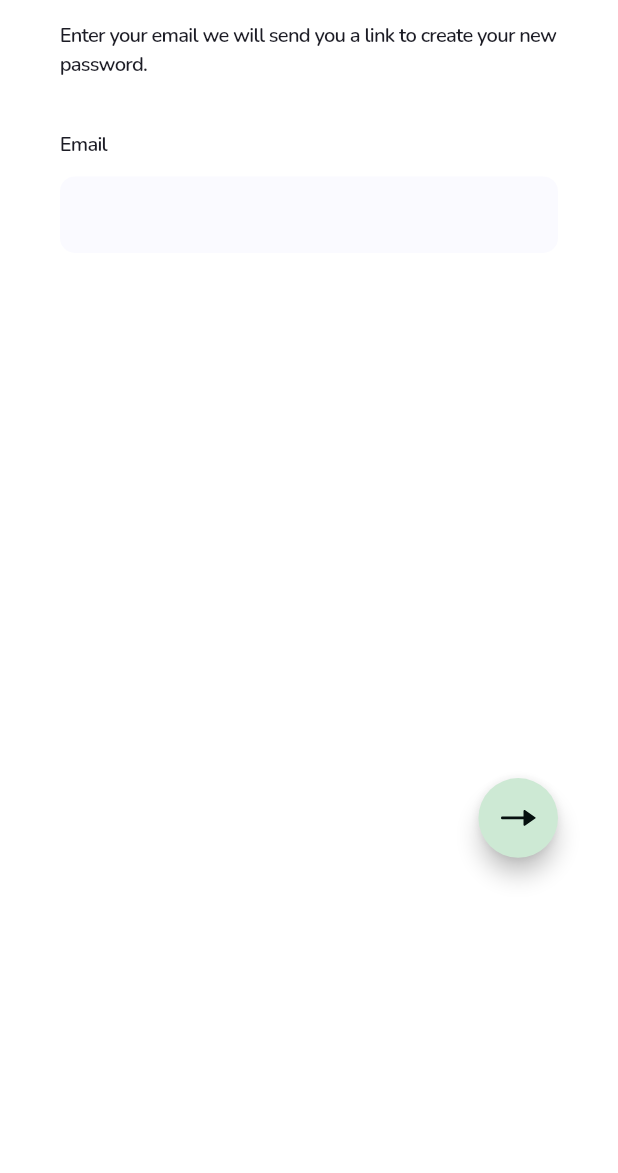
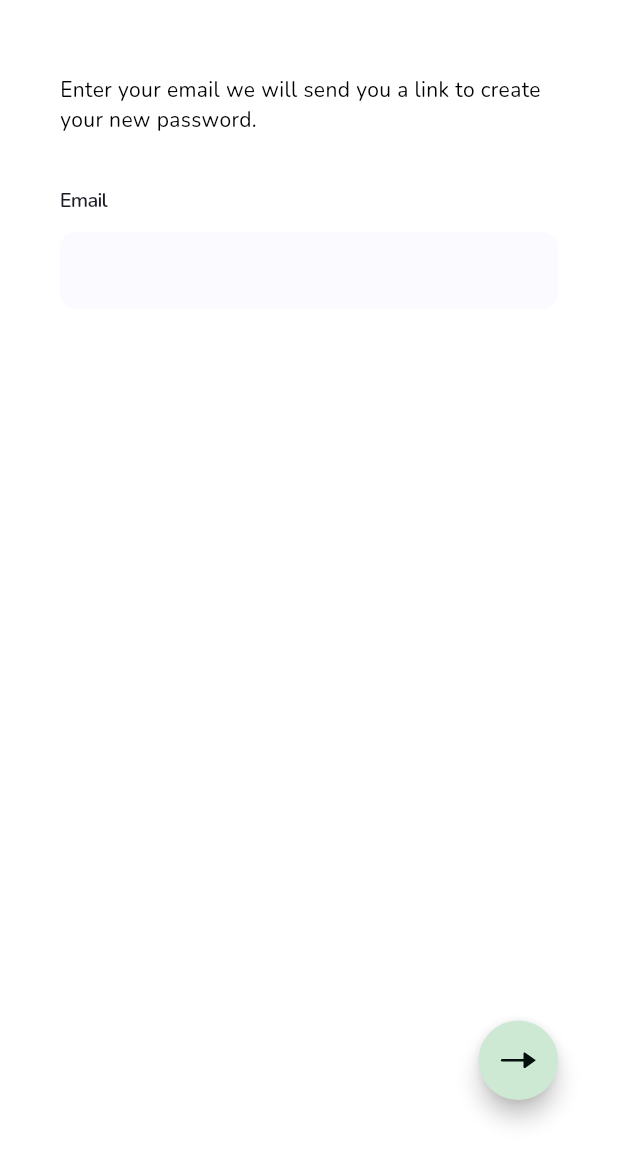
Before and after one commit to htahirov/shop_store, a Flutter app: the ForgotPasswordPage screen opened directly, on a phone screen of 412 x 824 dp, the part 63-1236 px from its top. Run offline on Flutter 3.47's test engine with Material 3 defaults, Android fonts, the phone set to English and light mode, and no system bars; our stand-ins replace flutter_bloc, flutter_screenutil, flutter_svg, get_it.

Commit message:
some issues solved

```diff
--- a/lib/ui/app.dart
+++ b/lib/ui/app.dart
@@ -24,7 +24,7 @@ class MyApp extends StatelessWidget {
           useMaterial3: true,
           scaffoldBackgroundColor: AppColors.white,
         ),
-        home: Pager.forgotPassword,
+        home: Pager.createNewPassword,
       ),
     );
   }
--- a/lib/ui/pages/forgot_password/forgot_password_page.dart
+++ b/lib/ui/pages/forgot_password/forgot_password_page.dart
@@ -2,99 +2,44 @@ import 'package:flutter/material.dart';
 import 'package:flutter_screenutil/flutter_screenutil.dart';
 
 import '../../../utils/constants/app_paddings.dart';
-import '../../../utils/constants/app_text_styles.dart';
 import '../../../utils/constants/app_texts.dart';
-import '../../../utils/helpers/go.dart';
-import '../../../utils/helpers/pager.dart';
-import '../../../utils/validator.dart';
 import '../../widgets/custom_app_bar.dart';
 import '../../widgets/custom_fab_button.dart';
-import '../../widgets/custom_input.dart';
+import 'widgets/inputs/forgot_password_email_input.dart';
 
-class ForgotPasswordPage extends StatefulWidget {
+class ForgotPasswordPage extends StatelessWidget {
   const ForgotPasswordPage({super.key});
-
-  @override
-  State<ForgotPasswordPage> createState() => _ForgotPasswordPageState();
-}
-
-class _ForgotPasswordPageState extends State<ForgotPasswordPage> {
-  final _formKey = GlobalKey<FormState>();
-  final _emailController = TextEditingController();
-
-  @override
-  void dispose() {
-    _emailController.dispose();
-    super.dispose();
-  }
 
   @override
   Widget build(BuildContext context) {
     return Scaffold(
-      appBar: CustomAppBar(
-        title: AppTexts.forgotPassword,
-        onLeadingPressed: () {
-          Go.replace(context, Pager.splash);
-        },
-      ),
-      body: SafeArea(
-        child: SingleChildScrollView(
+      appBar: const CustomAppBar(title: AppTexts.forgotPassword),
+      body: SingleChildScrollView(
+        child: ConstrainedBox(
+          constraints: BoxConstraints(
+            minHeight: 1.sh -
+                kToolbarHeight -
+                ScreenUtil().bottomBarHeight -
+                ScreenUtil().statusBarHeight,
+          ),
           child: IntrinsicHeight(
             child: Padding(
               padding: AppPaddings.h40,
               child: Column(
                 crossAxisAlignment: CrossAxisAlignment.start,
                 children: [
+                  40.verticalSpace,
                   Text(
                     AppTexts.forgotPasswordText,
-                    style: AppTextStyles.verifyTextStyle.copyWith(),
+                    style: Theme.of(context).textTheme.bodyMedium,
                   ),
                   40.verticalSpace,
-                  Form(
-                    key: _formKey,
-                    child: Column(
-                      crossAxisAlignment: CrossAxisAlignment.start,
-                      children: [
-                        CustomInput(
-                          title: AppTexts.email,
-                          controller: _emailController,
-                          keyboardType: TextInputType.emailAddress,
-                          validator: ValidatorUtils.validateEmail,
-                        ),
-                      ],
-                    ),
-                  ),
-                  396.verticalSpace,
-                  SizedBox(
-                    height: 89.h,
-                    child: Column(
-                      mainAxisAlignment: MainAxisAlignment.start,
-                      children: [
-                        SizedBox(
-                          width: 380.w,
-                          child: Row(
-                            mainAxisAlignment: MainAxisAlignment.end,
-                            children: [
-                              CustomFabButton(
-                                onPressed: () {
-                                  if (_formKey.currentState?.validate() ?? false) {
-                                    print('Sign in successful');
-                                  } else {
-                                    ScaffoldMessenger.of(context).showSnackBar(
-                                      const SnackBar(
-                                        content: Text('Please check your email and password'),
-                                        backgroundColor: Colors.red,
-                                      ),
-                                    );
-                                  }
-                                },
-                              ),
-                            ],
-                          ),
-                        ),
-                      ],
-                    ),
-                  ),
+                  const ForgotPasswordEmailInput(),
+                  const Spacer(),
+                  Align(
+                    alignment: Alignment.centerRight,
+                    child: CustomFabButton(onPressed: () {})),
+                  55.verticalSpace,
                 ],
               ),
             ),
--- /dev/null
+++ b/lib/ui/pages/forgot_password/widgets/inputs/forgot_password_email_input.dart
@@ -0,0 +1,20 @@
+import 'package:flutter/material.dart';
+
+import '../../../../../utils/constants/app_texts.dart';
+import '../../../../../utils/validator.dart';
+import '../../../../widgets/custom_input.dart';
+
+class ForgotPasswordEmailInput extends StatelessWidget {
+  const ForgotPasswordEmailInput({super.key});
+
+  @override
+  Widget build(BuildContext context) {
+    final emailController = TextEditingController();
+    return CustomInput(
+      title: AppTexts.email,
+      controller: emailController,
+      keyboardType: TextInputType.emailAddress,
+      validator: ValidatorUtils.validateEmail,
+    );
+  }
+}
```
Also changed, not shown: lib/cubits/forgot_password/forgot_password_cubit.dart (+17 -5 lines), lib/cubits/new_password/new_password_cubit.dart (+19 -6 lines), lib/ui/pages/create_new_password/create_new_password_page.dart (+22 -84 lines), lib/ui/pages/create_new_password/widgets/inputs/confirm_password.input.dart (added, +23 -0 lines), lib/ui/pages/create_new_password/widgets/inputs/new_password_input.dart (added, +20 -0 lines), lib/utils/validator.dart (+18 -5 lines).
